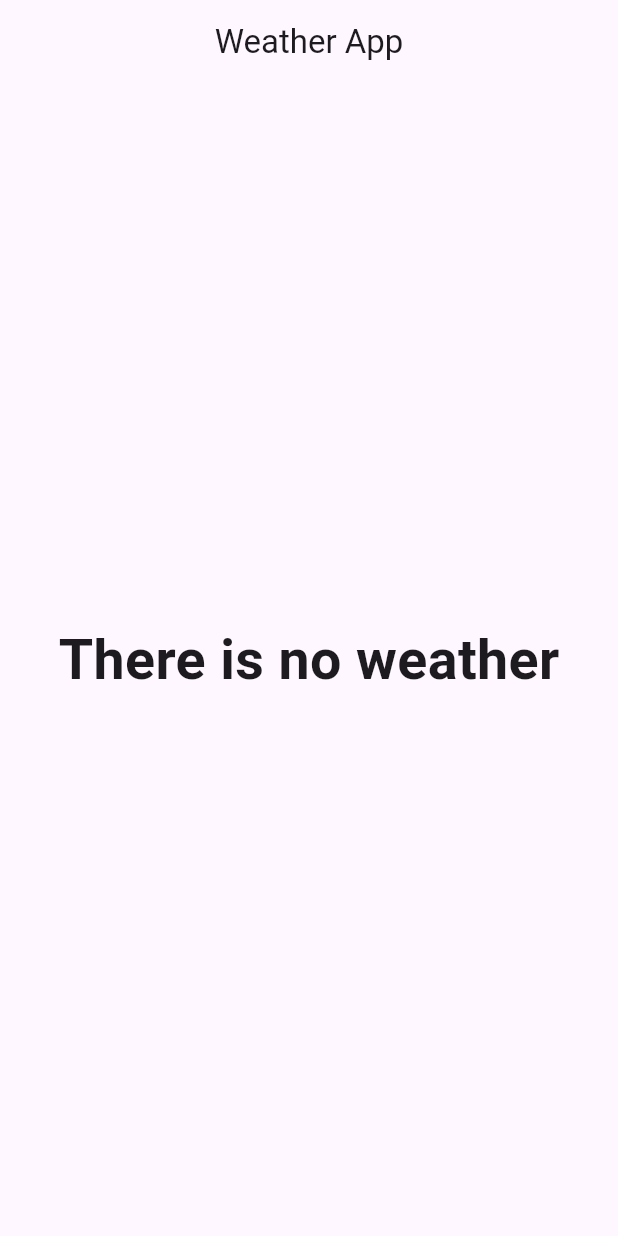
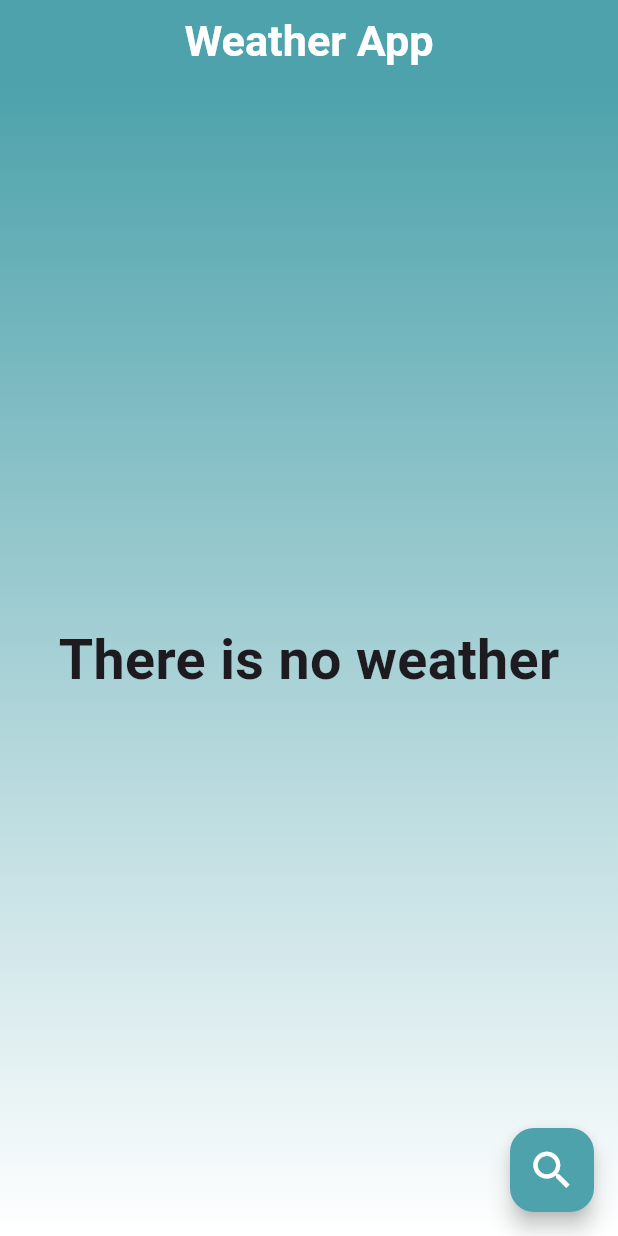
Before and after one commit to Yasmeen-aboeleneen/Weather_App, a Flutter app: the screen it shows after launch, on a phone screen of 412 x 824 dp. Run offline on Flutter 3.47's test engine with Material 3 defaults, Android fonts, the phone set to English and light mode, and no system bars.

Commit message:
Home Screen done

```diff
--- a/lib/main.dart
+++ b/lib/main.dart
@@ -1,5 +1,5 @@
 import 'package:flutter/material.dart';
-import 'package:waether_app/views/home_view.dart';
+import 'package:waether_app/views/Home/home_view.dart';
 
 void main() {
   runApp(const WeatherApp());
--- /dev/null
+++ b/lib/views/Home/home_view.dart
@@ -0,0 +1,54 @@
+import 'package:flutter/material.dart';
+import 'package:waether_app/Core/Constants/colors.dart';
+import 'package:waether_app/views/Search/search_screen.dart';
+import 'package:waether_app/widgets/no_weather_body.dart';
+
+class HomeView extends StatelessWidget {
+  const HomeView({super.key});
+
+  @override
+  Widget build(BuildContext context) {
+    var h = MediaQuery.of(context).size.height;
+    var w = MediaQuery.of(context).size.width;
+    return Scaffold(
+      floatingActionButton: FloatingActionButton(
+        backgroundColor: kPrimary,
+        onPressed: () {
+          Navigator.of(context).push(
+              MaterialPageRoute(builder: (context) => const SearchScreen()));
+        },
+        child: Icon(
+          size: w * .08,
+          Icons.search_outlined,
+          color: kveryWhite,
+        ),
+      ),
+      appBar: AppBar(
+        backgroundColor: kPrimary,
+        centerTitle: true,
+        title: Text(
+          'Weather App',
+          style: TextStyle(
+              fontSize: w * .07,
+              fontWeight: FontWeight.bold,
+              color: kveryWhite),
+        ),
+      ),
+      body: Container(
+        decoration: const BoxDecoration(
+          gradient: LinearGradient(
+            begin: Alignment.topCenter,
+            end: Alignment.bottomCenter,
+            colors: [
+              kPrimary,
+              kveryWhite,
+            ],
+          ),
+        ),
+        height: h,
+        width: w,
+        child: const NoWeatherBody(),
+      ),
+    );
+  }
+}
--- /dev/null
+++ b/lib/views/Search/search_screen.dart
@@ -0,0 +1,13 @@
+import 'package:flutter/material.dart';
+import 'package:waether_app/Core/Constants/colors.dart';
+
+class SearchScreen extends StatelessWidget {
+  const SearchScreen({super.key});
+
+  @override
+  Widget build(BuildContext context) {
+    return const Scaffold(
+      backgroundColor: kveryWhite,
+    );
+  }
+}
--- a/lib/views/home_view.dart
+++ /dev/null
@@ -1,17 +0,0 @@
-import 'package:flutter/material.dart';
-import 'package:waether_app/widgets/no_weather_body.dart';
-
-class HomeView extends StatelessWidget {
-  const HomeView({super.key});
-
-  @override
-  Widget build(BuildContext context) {
-    return Scaffold(
-      appBar: AppBar(
-        centerTitle: true,
-        title: const Text('Weather App'),
-      ),
-      body: const NoWeatherBody(),
-    );
-  }
-}
--- a/lib/widgets/no_weather_body.dart
+++ b/lib/widgets/no_weather_body.dart
@@ -7,7 +7,6 @@ class NoWeatherBody extends StatelessWidget {
 
   @override
   Widget build(BuildContext context) {
-    // var h = MediaQuery.of(context).size.height;
     var w = MediaQuery.of(context).size.width;
     return Column(
       mainAxisAlignment: MainAxisAlignment.center,
```
